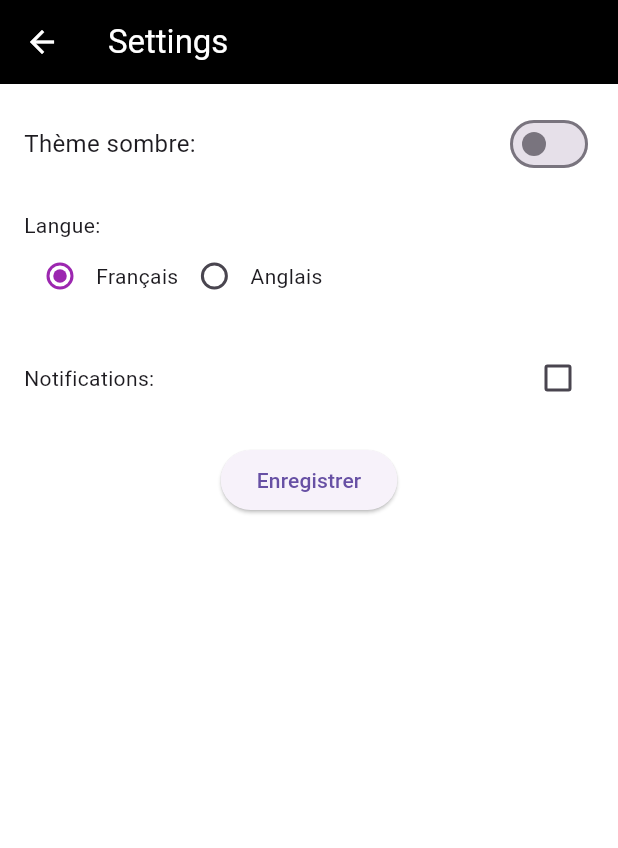
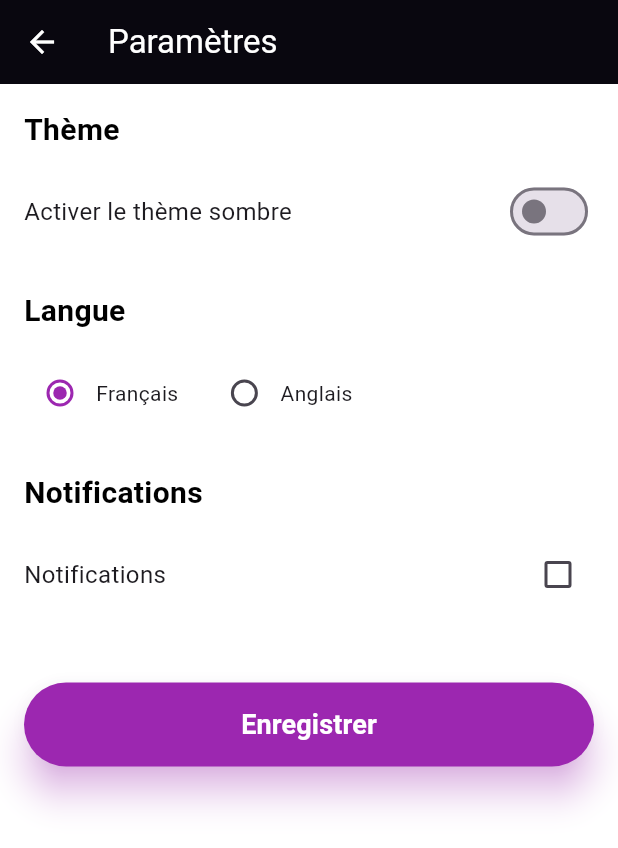
Before and after one commit to YoanPOUX/todoBrice, a Flutter app: the screen it shows after launch, in the side drawer, after a tap on "Paramètres", on a phone screen of 412 x 824 dp. Shown: the top 848 px of the screen. Run offline on Flutter 3.47's test engine with Material 3 defaults, Android fonts, the phone set to English and light mode, and no system bars; our stand-ins replace shared_preferences, sqflite; accounts and stored records are empty.

Commit message:
UI UX settings plus correctifs petits bugs

```diff
--- a/lib/settings.dart
+++ b/lib/settings.dart
@@ -56,28 +56,65 @@ class _SettingsPageState extends State<SettingsPage> {
   @override
   Widget build(BuildContext context) {
     return Scaffold(
-      backgroundColor: isDarkThemeApplied ? Colors.grey[900] : Colors.white, // Utiliser isDarkThemeApplied pour le fond
+      backgroundColor: isDarkThemeApplied ? Colors.grey[900] : Colors.white, // Fond adapté au thème
       appBar: AppBar(
-        title: Text('Settings', style: TextStyle(color: Colors.white)),
+        title: Text('Paramètres', style: TextStyle(color: Colors.white)),
         backgroundColor: Colors.black,
-        elevation: 0,
+        elevation: 4, // Ajout d'une légère ombre pour plus de profondeur
         iconTheme: IconThemeData(color: Colors.white),
       ),
       body: Padding(
         padding: const EdgeInsets.all(16.0),
-        child: Column(
+        child: ListView(
           children: [
+            _buildSectionTitle('Thème'),
             _buildThemeToggle(),
             SizedBox(height: 20),
+            _buildSectionTitle('Langue'),
             _buildLanguageSelector(),
             SizedBox(height: 20),
+            _buildSectionTitle('Notifications'),
             _buildNotificationsToggle(),
-            SizedBox(height: 20),
+            SizedBox(height: 40),
             ElevatedButton(
-              onPressed: _saveSettings, // Applique le thème uniquement après l'enregistrement
-              child: Text("Enregistrer"),
+              onPressed: _saveSettings,
+              child: Text(
+                "Enregistrer",
+                style: TextStyle(
+                  fontSize: 18,
+                  fontWeight: FontWeight.bold,
+                  color: Colors.white, // Couleur du texte en blanc
                 ),
+              ),
+              style: ElevatedButton.styleFrom(
+                backgroundColor: Colors.purple, // Couleur de fond principale
+                padding: EdgeInsets.symmetric(vertical: 15, horizontal: 30),
+                shape: RoundedRectangleBorder(
+                  borderRadius: BorderRadius.circular(30), // Bordures plus arrondies
+                ),
+                elevation: 10, // Ombrage plus marqué
+              ).copyWith(
+                shadowColor: MaterialStateProperty.all(Colors.purpleAccent.withOpacity(0.6)), // Ombre plus accentuée
+              ),
+            )
+
+
           ],
+        ),
+      ),
+    );
+  }
+
+  // Section titre
+  Widget _buildSectionTitle(String title) {
+    return Padding(
+      padding: const EdgeInsets.only(bottom: 8.0),
+      child: Text(
+        title,
+        style: TextStyle(
+          fontSize: 20,
+          fontWeight: FontWeight.bold,
+          color: isDarkThemeApplied ? Colors.white : Colors.black,
         ),
       ),
     );
@@ -85,10 +122,12 @@ class _SettingsPageState extends State<SettingsPage> {
 
   // Switch pour changer le thème sombre
   Widget _buildThemeToggle() {
-    return Row(
+    return Padding(
+      padding: const EdgeInsets.symmetric(vertical: 8.0),
+      child: Row(
         mainAxisAlignment: MainAxisAlignment.spaceBetween,
         children: [
-        Text("Thème sombre:", style: TextStyle(fontSize: 16)),
+          Text("Activer le thème sombre", style: TextStyle(fontSize: 16)),
           Switch(
             value: isDarkTheme, // Change la valeur locale
             onChanged: (value) {
@@ -99,18 +138,18 @@ class _SettingsPageState extends State<SettingsPage> {
             activeColor: Colors.purple,
           ),
         ],
+      ),
     );
   }
 
   // Sélecteur de langue
   Widget _buildLanguageSelector() {
-    return Column(
-      crossAxisAlignment: CrossAxisAlignment.start,
+    return Padding(
+      padding: const EdgeInsets.symmetric(vertical: 8.0),
+      child: Row(
+        mainAxisAlignment: MainAxisAlignment.start,
         children: [
-        Text("Langue:"),
-        Row(
-          children: [
-            Radio<String>( // Langue Française
+          Radio<String>(
             value: "Français",
             groupValue: language,
             onChanged: (value) {
@@ -121,7 +160,8 @@ class _SettingsPageState extends State<SettingsPage> {
             activeColor: Colors.purple,
           ),
           Text("Français"),
-            Radio<String>( // Langue Anglaise
+          SizedBox(width: 20),
+          Radio<String>(
             value: "Anglais",
             groupValue: language,
             onChanged: (value) {
@@ -134,16 +174,17 @@ class _SettingsPageState extends State<SettingsPage> {
           Text("Anglais"),
         ],
       ),
-      ],
     );
   }
 
   // Toggle pour activer/désactiver les notifications
   Widget _buildNotificationsToggle() {
-    return Row(
+    return Padding(
+      padding: const EdgeInsets.symmetric(vertical: 8.0),
+      child: Row(
         mainAxisAlignment: MainAxisAlignment.spaceBetween,
         children: [
-        Text("Notifications:"),
+          Text("Notifications", style: TextStyle(fontSize: 16)),
           Checkbox(
             value: notificationsEnabled,
             onChanged: (value) {
@@ -154,6 +195,7 @@ class _SettingsPageState extends State<SettingsPage> {
             activeColor: Colors.purple,
           ),
         ],
+      ),
     );
   }
 }
```
Also changed, not shown: lib/Language/intl_en.arb (added), lib/Language/intl_fr.arb (added). Lines whose indentation alone changed are shown as unchanged.
